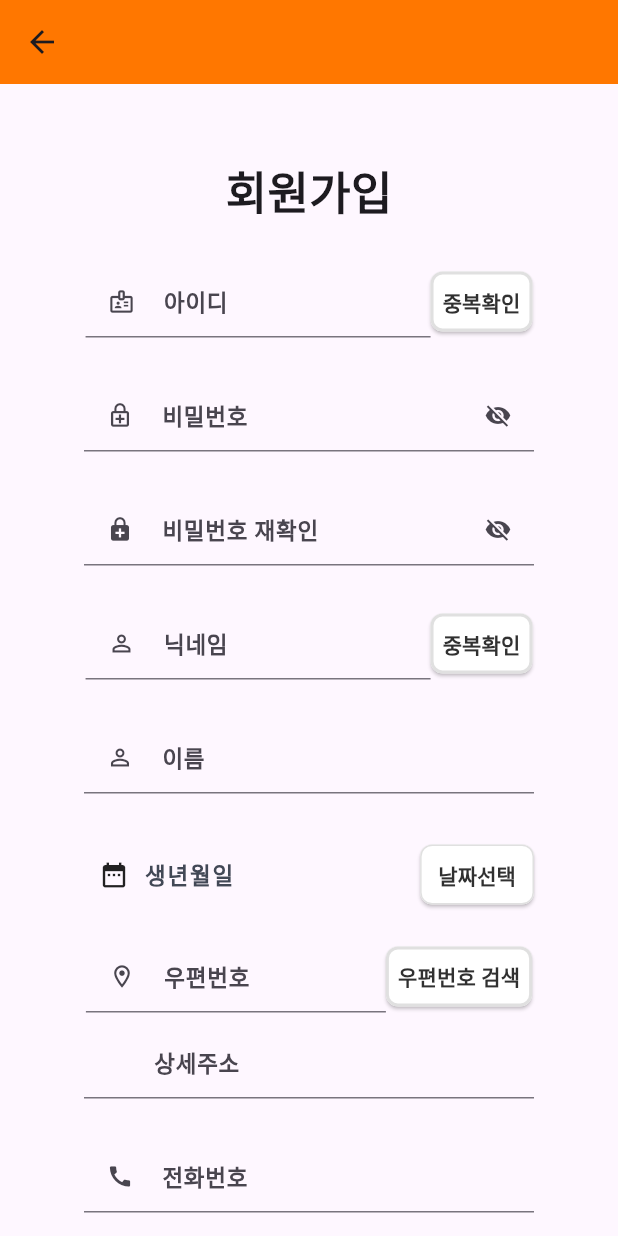
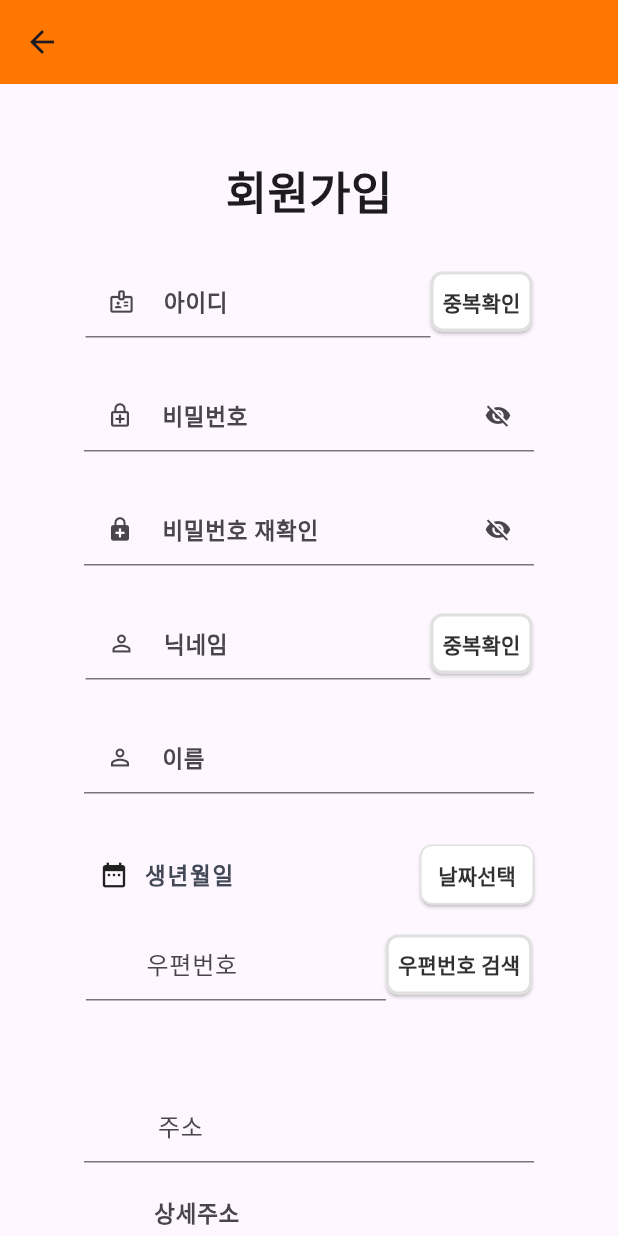
Before and after one commit to EN-SeoMinKim/PuppyAlert-Front-End, a Flutter app: the SignupAdultScreen screen opened directly, on a phone screen of 412 x 824 dp. Run offline on Flutter 3.47's test engine with Material 3 defaults, Android fonts, the phone set to English and light mode, and no system bars; our stand-ins replace avatar_glow, flutter_dotenv, flutter_tts, geolocator, permission_handler, speech_to_text; missing offline and left inert: flutter_naver_map, remedi_kopo.

Commit message:
Feat: signup_adult_screen.dart 파일에 주소 입력받는 부분 추가

```diff
--- a/puppy_alert/lib/main.dart
+++ b/puppy_alert/lib/main.dart
@@ -33,7 +33,7 @@ class MyApp extends StatelessWidget {
             )),
         home: ChangeNotifierProvider<FoodProvider>(
           create: (context) => FoodProvider(),
-          child: LoginScreen()(),
+          child: const LoginScreen(),
         ));
   }
 }
--- a/puppy_alert/lib/screens/adult_screens/home_adult_screen.dart
+++ b/puppy_alert/lib/screens/adult_screens/home_adult_screen.dart
@@ -1,5 +1,5 @@
 import 'package:flutter/material.dart';
-import 'package:puppy_alert/screens/adult_screens/speech_recognition_screen.dart';
+import 'package:puppy_alert/screens/adult_screens/speech_recognition_adult_screen.dart';
 import 'package:puppy_alert/widgets/adult_widgets/elevated_shadow_button.dart';
 
 class HomeAdultScreen extends StatefulWidget {
@@ -31,7 +31,7 @@ class _HomeAdultScreenState extends State<HomeAdultScreen> {
               textColor: Colors.white,
               onPressed: () {
                 Navigator.of(context).push(MaterialPageRoute(
-                    builder: (context) => SpeechRecognitionScreen()));
+                    builder: (context) => SpeechRecognitionAdultScreen()));
               },
               text: "식사\n등록"),
           ElevatedShadowButton(onPressed: () {}, text: "나의 정보"),
--- a/puppy_alert/lib/screens/adult_screens/mypage_adult_screen.dart
+++ b/puppy_alert/lib/screens/adult_screens/mypage_adult_screen.dart
@@ -35,7 +35,7 @@ class _MypageAdultScreenState extends State<MypageAdultScreen> {
                 SizedBox(height: 30.0),
                 ClipOval(
                   child: Image.asset(
-                    "image.png",
+                    "assets/image.png",
                     width: 100.0,
                     height: 100.0,
                     fit: BoxFit.cover,
--- a/puppy_alert/lib/screens/adult_screens/signup_adult_screen.dart
+++ b/puppy_alert/lib/screens/adult_screens/signup_adult_screen.dart
@@ -1,5 +1,7 @@
 import 'package:flutter/material.dart';
 import 'package:puppy_alert/screens/common_screens/login.dart';
+import 'package:remedi_kopo/remedi_kopo.dart';
+import 'package:flutter/cupertino.dart';
 import '../../widgets/common_widgets/long_rectangle_button.dart';
 import '../../widgets/common_widgets/user_datepicker.dart';
 import '../../widgets/common_widgets/user_textformfield.dart';
@@ -19,6 +21,7 @@ class _SignupAdultScreenState extends State<SignupAdultScreen> {
   late final TextEditingController _passwordConfirmationController;
   late final TextEditingController _nicknameController;
   late final TextEditingController _nameController;
+  late final TextEditingController _postcodeController;
   late final TextEditingController _addressController;
   late final TextEditingController _addressDetailController;
   late final TextEditingController _phonenumberController;
@@ -33,6 +36,7 @@ class _SignupAdultScreenState extends State<SignupAdultScreen> {
     _passwordConfirmationController = TextEditingController();
     _nicknameController = TextEditingController();
     _nameController = TextEditingController();
+    _postcodeController = TextEditingController();
     _addressController = TextEditingController();
     _addressDetailController = TextEditingController();
     _phonenumberController = TextEditingController();
@@ -46,11 +50,36 @@ class _SignupAdultScreenState extends State<SignupAdultScreen> {
     _passwordConfirmationController.dispose();
     _nicknameController.dispose();
     _nameController.dispose();
+    _postcodeController.dispose();
     _addressController.dispose();
     _addressDetailController.dispose();
     _phonenumberController.dispose();
     _phonenumberconfirmationController.dispose();
     super.dispose();
+  }
+
+  void _searchAddress(BuildContext context) async {
+    KopoModel model = await Navigator.push(
+      context,
+      CupertinoPageRoute(
+        builder: (context) => RemediKopo(),
+      ),
+    );
+
+    final postcode = model.zonecode ?? '';
+    _postcodeController.value = TextEditingValue(
+      text: postcode,
+    );
+
+    final address = model.address ?? '';
+    _addressController.value = TextEditingValue(
+      text: address,
+    );
+
+    final buildingName = model.buildingName ?? '';
+    _addressDetailController.value = TextEditingValue(
+      text: buildingName,
+    );
   }
 
   @override
@@ -66,8 +95,8 @@ class _SignupAdultScreenState extends State<SignupAdultScreen> {
             key: _formKey,
             child: Column(
               children: [
-                Padding(padding: EdgeInsets.only(top: 50)),
-                Center(
+                const Padding(padding: EdgeInsets.only(top: 50)),
+                const Center(
                   child: Text(
                     '회원가입',
                     style: TextStyle(
@@ -86,7 +115,7 @@ class _SignupAdultScreenState extends State<SignupAdultScreen> {
                           mainAxisAlignment: MainAxisAlignment.center,
                           crossAxisAlignment: CrossAxisAlignment.end,
                           children: [
-                            idInputWidget(_idController),
+                            idInputWidget(width: 230,_idController),
                             WhiteBackgroundButton(
                               onPressed: _checkDuplicateId,
                               text: "중복확인",
@@ -119,7 +148,7 @@ class _SignupAdultScreenState extends State<SignupAdultScreen> {
                         child: Row(
                           mainAxisAlignment: MainAxisAlignment.spaceBetween,
                           children: [
-                            Row(
+                            const Row(
                               mainAxisAlignment: MainAxisAlignment.center,
                               children: [
                                 SizedBox(width: 10),
@@ -156,12 +185,33 @@ class _SignupAdultScreenState extends State<SignupAdultScreen> {
                           mainAxisAlignment: MainAxisAlignment.center,
                           crossAxisAlignment: CrossAxisAlignment.end,
                           children: [
-                            addressInputWidget(_addressController),
+                            const SizedBox(height:60),
+                            SizedBox(
+                              width:200,
+                              child: TextFormField(
+                                controller: _postcodeController,
+                                decoration: const InputDecoration(
+                                  hintText: '         우편번호',
+                                ),
+                                readOnly: true,
+                              ),
+                            ),
                             WhiteBackgroundButton(
-                              onPressed: _submitSignUpForm,
+                              onPressed: () => _searchAddress(context),
                               text: "우편번호 검색",
                             ),
                           ],
+                        ),
+                      ),
+                      const SizedBox(height:60),
+                      SizedBox(
+                        width:300,
+                        child: TextFormField(
+                          controller: _addressController,
+                          decoration: const InputDecoration(
+                            hintText: '           주소',
+                          ),
+                          readOnly: true,
                         ),
                       ),
                       addressDetailInputWidget(_addressDetailController),
--- a/puppy_alert/lib/screens/child_screens/signup_child_screen.dart
+++ b/puppy_alert/lib/screens/child_screens/signup_child_screen.dart
@@ -83,7 +83,7 @@ class _SignupChildScreenState extends State<SignupChildScreen> {
                           mainAxisAlignment: MainAxisAlignment.center,
                           crossAxisAlignment: CrossAxisAlignment.end,
                           children: [
-                            idInputWidget(_idController),
+                            idInputWidget(width:230,_idController),
                             WhiteBackgroundButton(
                               onPressed: _checkDuplicateId,
                               text: "중복확인",
@@ -103,7 +103,7 @@ class _SignupChildScreenState extends State<SignupChildScreen> {
                         child: Row(
                           mainAxisAlignment: MainAxisAlignment.spaceBetween,
                           children: [
-                            Row(
+                            const Row(
                               mainAxisAlignment: MainAxisAlignment.center,
                               children: [
                                 SizedBox(width: 10),
@@ -140,7 +140,7 @@ class _SignupChildScreenState extends State<SignupChildScreen> {
                           mainAxisAlignment: MainAxisAlignment.center,
                           crossAxisAlignment: CrossAxisAlignment.end,
                           children: [
-                            addressInputWidget(_addressController),
+                            // postcodeInputWidget(_addressController),
                             WhiteBackgroundButton(
                               onPressed: _submitSignUpForm,
                               text: "우편번호 검색",
--- a/puppy_alert/lib/widgets/common_widgets/user_textformfield.dart
+++ b/puppy_alert/lib/widgets/common_widgets/user_textformfield.dart
@@ -11,8 +11,9 @@ class UserTextFormField extends StatefulWidget {
   final double width;
   final String? Function(String?)? validator;
   final double margin;
+  final bool readOnly;
 
-  UserTextFormField({
+  const UserTextFormField({
     super.key,
     required this.controller,
     required this.textInputType,
@@ -24,6 +25,7 @@ class UserTextFormField extends StatefulWidget {
     this.width = 300,
     this.validator,
     this.margin = 28,
+    this.readOnly = false,
   });
 
   @override
@@ -113,9 +115,9 @@ class _UserTextFormFieldState extends State<UserTextFormField> {
 
 
 
-Widget idInputWidget(TextEditingController controller) {
+Widget idInputWidget(TextEditingController controller, {required double width}) {
   return UserTextFormField(
-    width: 230,
+    width: width,
     hintText: "아이디를 입력하세요",
     labelText: "아이디",
     textInputType: TextInputType.text,
@@ -220,19 +222,6 @@ Widget nicknameInputWidget(TextEditingController controller) {
 
 
 
-Widget addressInputWidget(TextEditingController controller) {
-
-  return UserTextFormField(
-    margin: 20,
-    width: 200,
-    hintText: "우편번호를 입력하세요",
-    labelText: "우편번호",
-    textInputType: TextInputType.text,
-    controller: controller,
-    prefixIcon: Icon(Icons.location_on_outlined),
-  );
-}
-
 Widget addressDetailInputWidget(TextEditingController controller) {
 
   return UserTextFormField(
```
Also changed, not shown: puppy_alert/lib/screens/adult_screens/speech_recognition_adult_screen.dart (+5 -5 lines), puppy_alert/lib/screens/child_screens/favorite_host_child_screen.dart (+7 -6 lines), puppy_alert/lib/screens/child_screens/test_provider_screen.dart (+34 -34 lines), puppy_alert/lib/screens/common_screens/login.dart (+5 -21 lines), puppy_alert/lib/widgets/adult_widgets/elevated_shadow_button.dart (+6 -6 lines), puppy_alert/lib/widgets/child_widgets/zipbob_widget.dart (+40 -30 lines), puppy_alert/lib/widgets/common_widgets/adress_widget.dart (deleted, +0 -141 lines).
